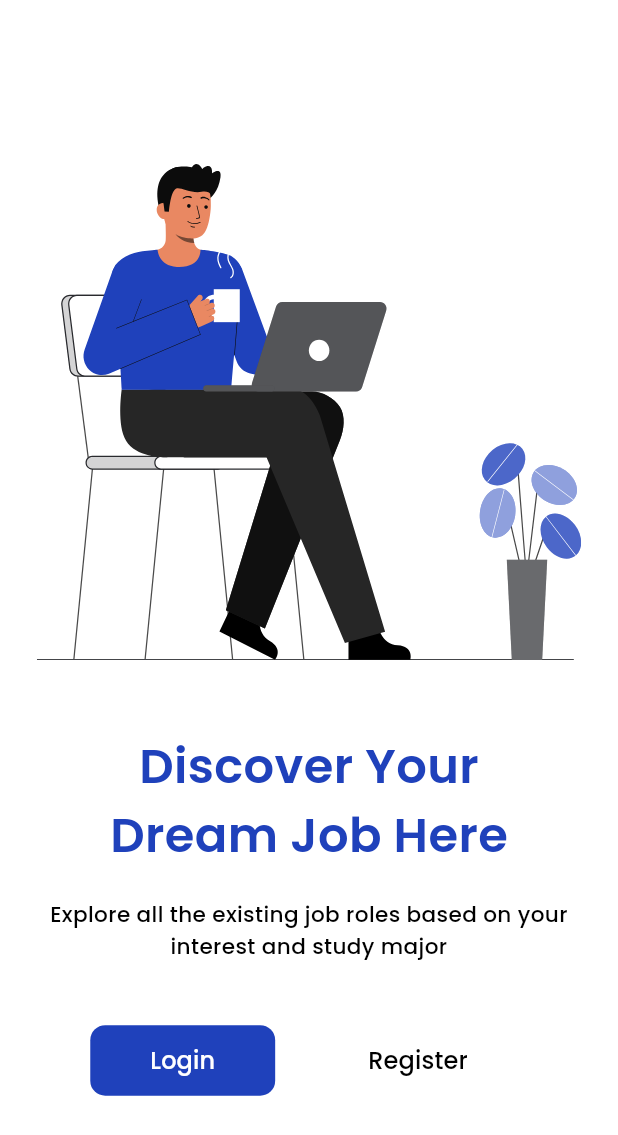
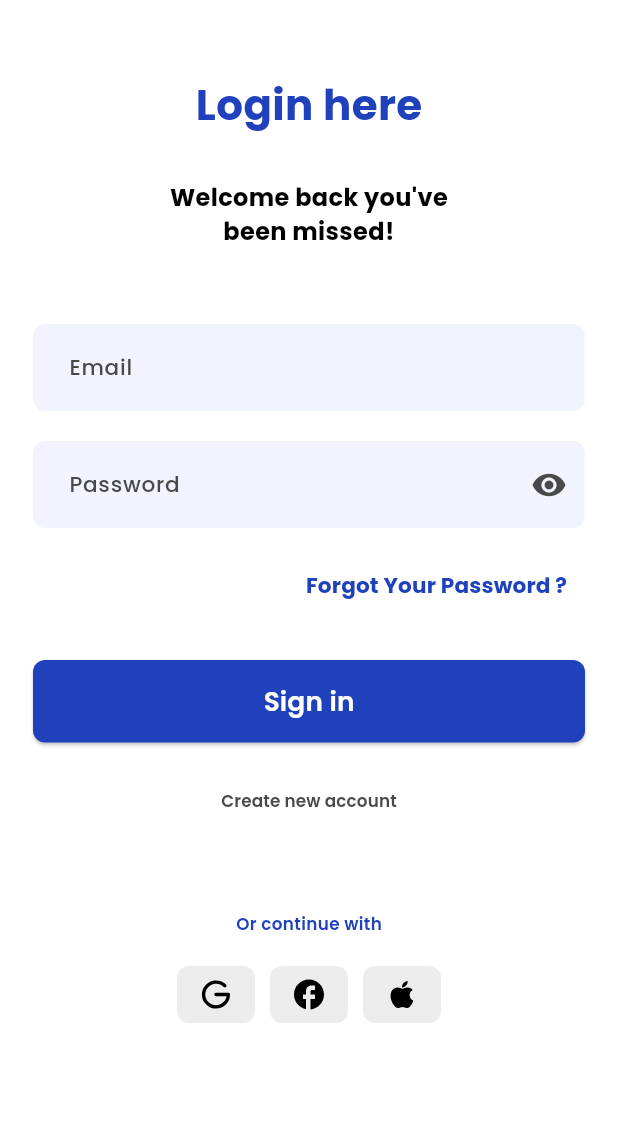
Before and after one commit to ElDaly15/login_ui, a Flutter app: the screen it shows after launch, after a tap on "Login", on a phone screen of 412 x 824 dp. Shown: the top 1135 px of the screen. Run offline on Flutter 3.47's test engine with Material 3 defaults, Android fonts, the phone set to English and light mode, and no system bars; our stand-ins replace device_preview, flutter_svg.

Commit message:
Add login view components and update StartAppBody to navigate to LoginView; introduce custom text field and button widgets

```diff
--- a/lib/core/utils/app_colors.dart
+++ b/lib/core/utils/app_colors.dart
@@ -5,6 +5,6 @@ abstract class AppColors {
   static const Color secondaryColorTheme = Color(0xff1F41BB);
   static const Color containerColors = Color(0xffECECEC);
   static const Color firstTextColor = Color(0xff494949);
-  static const Color secondContainerColor = Color(0xff626262);
+  static const Color secondContainerColor = Color(0XFFF1F4FF);
   static const Color secondTextColor = Color(0xff000000);
 }
--- /dev/null
+++ b/lib/core/widgets/big_elevated_btm.dart
@@ -0,0 +1,23 @@
+import 'package:flutter/material.dart';
+import 'package:login_ui/core/utils/app_colors.dart';
+import 'package:login_ui/core/utils/app_styles.dart';
+
+class BigElevatedBtm extends StatelessWidget {
+  const BigElevatedBtm({super.key, required this.text});
+  final String text;
+  @override
+  Widget build(BuildContext context) {
+    return ElevatedButton(
+        style: ElevatedButton.styleFrom(
+            shape:
+                RoundedRectangleBorder(borderRadius: BorderRadius.circular(8)),
+            minimumSize: const Size(double.infinity, 55),
+            backgroundColor: AppColors.secondaryColorTheme),
+        onPressed: () {},
+        child: Text(
+          text,
+          style: TextStyles.font22SemiBold(context)
+              .copyWith(color: AppColors.mainColorTheme),
+        ));
+  }
+}
--- /dev/null
+++ b/lib/core/widgets/custom_text_field.dart
@@ -0,0 +1,79 @@
+import 'package:flutter/material.dart';
+import 'package:login_ui/core/utils/app_colors.dart';
+import 'package:login_ui/core/utils/app_styles.dart';
+
+// ignore: must_be_immutable
+class CustomTextField extends StatefulWidget {
+  CustomTextField(
+      {super.key,
+      required this.hintTitle,
+      required this.isPassword,
+      required this.isObscureText,
+      this.onChanged});
+  final String hintTitle;
+  final bool isPassword;
+  late bool isObscureText;
+  final Function(String)? onChanged;
+  @override
+  State<CustomTextField> createState() => _CustomTextFieldState();
+}
+
+class _CustomTextFieldState extends State<CustomTextField> {
+  @override
+  Widget build(BuildContext context) {
+    return TextSelectionTheme(
+      data: const TextSelectionThemeData(
+        cursorColor: AppColors.secondaryColorTheme,
+        selectionColor: Color.fromARGB(255, 126, 143, 204),
+        selectionHandleColor: AppColors.secondaryColorTheme,
+      ),
+      child: TextField(
+        onChanged: widget.onChanged,
+        cursorColor: AppColors.secondaryColorTheme,
+        decoration: InputDecoration(
+          suffixIcon: Visibility(
+            visible: widget.isPassword,
+            child: IconButton(
+                onPressed: () {
+                  setState(() {
+                    widget.isObscureText = !widget.isObscureText;
+                  });
+                },
+                icon: widget.isObscureText
+                    ? const Icon(
+                        Icons.remove_red_eye_rounded,
+                        color: AppColors.firstTextColor,
+                      )
+                    : const Icon(
+                        Icons.remove_red_eye_outlined,
+                        color: AppColors.firstTextColor,
+                      )),
+          ),
+          contentPadding:
+              const EdgeInsets.symmetric(vertical: 18, horizontal: 20),
+          hintText: widget.hintTitle,
+          hintStyle: TextStyles.font18Medium(context)
+              .copyWith(color: AppColors.firstTextColor),
+          fillColor: AppColors.secondContainerColor,
+          filled: true,
+          focusedBorder: const OutlineInputBorder(
+              borderSide: BorderSide(
+                color: AppColors.secondaryColorTheme,
+                strokeAlign: 2,
+                width: 1.8,
+              ),
+              borderRadius: BorderRadius.all(Radius.circular(8))),
+          enabledBorder: const OutlineInputBorder(
+              borderSide: BorderSide.none,
+              borderRadius: BorderRadius.all(Radius.circular(8))),
+          border: const OutlineInputBorder(
+            borderSide: BorderSide(
+                color: AppColors.secondaryColorTheme, strokeAlign: 2),
+          ),
+        ),
+        style: TextStyles.font18Medium(context),
+        obscureText: widget.isObscureText,
+      ),
+    );
+  }
+}
--- /dev/null
+++ b/lib/core/widgets/text_btm.dart
@@ -0,0 +1,20 @@
+import 'package:flutter/material.dart';
+import 'package:login_ui/core/utils/app_colors.dart';
+import 'package:login_ui/core/utils/app_styles.dart';
+
+class TextBtm extends StatelessWidget {
+  const TextBtm({super.key, required this.title});
+  final String title;
+
+  @override
+  Widget build(BuildContext context) {
+    return TextButton(
+      onPressed: () {},
+      child: Text(
+        title,
+        style: TextStyles.font14SemiBold(context)
+            .copyWith(color: AppColors.firstTextColor),
+      ),
+    );
+  }
+}
--- /dev/null
+++ b/lib/featuers/login/presentation/views/login_view.dart
@@ -0,0 +1,15 @@
+import 'package:flutter/material.dart';
+import 'package:login_ui/core/utils/app_colors.dart';
+import 'package:login_ui/featuers/login/presentation/views/widgets/login_view_body.dart';
+
+class LoginView extends StatelessWidget {
+  const LoginView({super.key});
+
+  @override
+  Widget build(BuildContext context) {
+    return const Scaffold(
+      backgroundColor: AppColors.mainColorTheme,
+      body: LoginViewBody(),
+    );
+  }
+}
--- /dev/null
+++ b/lib/featuers/login/presentation/views/widgets/custom_text_field.dart
@@ -0,0 +1,19 @@
+import 'package:flutter/material.dart';
+import 'package:login_ui/core/utils/app_colors.dart';
+import 'package:login_ui/core/utils/app_styles.dart';
+
+class CustomTextButtom extends StatelessWidget {
+  const CustomTextButtom({super.key, required this.onPressed});
+  final void Function() onPressed;
+
+  @override
+  Widget build(BuildContext context) {
+    return TextButton(
+        onPressed: onPressed,
+        child: Text(
+          'Forgot Your Password ?',
+          style: TextStyles.font18Bold(context)
+              .copyWith(color: AppColors.secondaryColorTheme),
+        ));
+  }
+}
--- /dev/null
+++ b/lib/featuers/login/presentation/views/widgets/login_view_body.dart
@@ -0,0 +1,156 @@
+import 'package:flutter/material.dart';
+import 'package:flutter_svg/flutter_svg.dart';
+import 'package:login_ui/core/utils/app_colors.dart';
+import 'package:login_ui/core/utils/app_images.dart';
+import 'package:login_ui/core/utils/app_styles.dart';
+import 'package:login_ui/core/widgets/big_elevated_btm.dart';
+import 'package:login_ui/core/widgets/custom_text_field.dart';
+import 'package:login_ui/core/widgets/text_btm.dart';
+import 'package:login_ui/featuers/login/presentation/views/widgets/custom_text_field.dart';
+
+class LoginViewBody extends StatelessWidget {
+  const LoginViewBody({super.key});
+
+  @override
+  Widget build(BuildContext context) {
+    return Padding(
+      padding: const EdgeInsets.symmetric(horizontal: 22),
+      child: Column(
+        children: [
+          const SafeArea(
+            child: SizedBox(),
+          ),
+          const SizedBox(
+            height: 50,
+          ),
+          Center(
+            child: Text(
+              'Login here',
+              style: TextStyles.font24Bold(context)
+                  .copyWith(color: AppColors.secondaryColorTheme, fontSize: 28),
+            ),
+          ),
+          const SizedBox(
+            height: 30,
+          ),
+          SizedBox(
+            width: 200,
+            child: Text(
+              'Welcome back you\'ve been missed!',
+              style: TextStyles.font20Bold(context),
+              textAlign: TextAlign.center,
+            ),
+          ),
+          const SizedBox(height: 50),
+          CustomTextField(
+            onChanged: (value) {},
+            isObscureText: false,
+            hintTitle: 'Email',
+            isPassword: false,
+          ),
+          const SizedBox(
+            height: 20,
+          ),
+          CustomTextField(
+            onChanged: (value) {},
+            isObscureText: true,
+            hintTitle: 'Password',
+            isPassword: true,
+          ),
+          const SizedBox(
+            height: 15,
+          ),
+          Align(
+            alignment: Alignment.centerRight,
+            child: CustomTextButtom(
+              onPressed: () {},
+            ),
+          ),
+          const SizedBox(
+            height: 25,
+          ),
+          const BigElevatedBtm(
+            text: 'Sign in',
+          ),
+          const SizedBox(
+            height: 15,
+          ),
+          const TextBtm(
+            title: 'Create new account',
+          ),
+          const SizedBox(
+            height: 50,
+          ),
+          Text(
+            'Or continue with',
+            style: TextStyles.font14SemiBold(context)
+                .copyWith(color: AppColors.secondaryColorTheme),
+          ),
+          const SizedBox(
+            height: 20,
+          ),
+          const RowOfSocialMediaRegestiration(),
+          const Spacer(),
+        ],
+      ),
+    );
+  }
+}
+
+class ContainerOfSocialMedia extends StatelessWidget {
+  const ContainerOfSocialMedia(
+      {super.key, required this.image, required this.onTap});
+  final String image;
+  final void Function()? onTap;
+
+  @override
+  Widget build(BuildContext context) {
+    return InkWell(
+      onTap: onTap,
+      child: Container(
+        padding: const EdgeInsets.symmetric(horizontal: 14, vertical: 7),
+        decoration: const BoxDecoration(
+          color: AppColors.containerColors,
+          borderRadius: BorderRadius.all(
+            Radius.circular(8),
+          ),
+        ),
+        child: SvgPicture.asset(image),
+      ),
+    );
+  }
+}
+
+class RowOfSocialMediaRegestiration extends StatelessWidget {
+  const RowOfSocialMediaRegestiration({super.key});
+
+  @override
+  Widget build(BuildContext context) {
+    return Row(
+      children: [
+        const Spacer(),
+        ContainerOfSocialMedia(
+          image: Assets.imagesGoogle,
+          onTap: () {},
+        ),
+        const SizedBox(
+          width: 10,
+        ),
+        ContainerOfSocialMedia(
+          image: Assets.imagesFacebook,
+          onTap: () {},
+        ),
+        const SizedBox(
+          width: 10,
+        ),
+        ContainerOfSocialMedia(
+          image: Assets.imagesApple,
+          onTap: () {},
+        ),
+        const Spacer(),
+      ],
+    );
+  }
+}
+
+// ignore: must_be_immutable
--- a/lib/featuers/start/presentation/views/widgets/start_app_body.dart
+++ b/lib/featuers/start/presentation/views/widgets/start_app_body.dart
@@ -3,6 +3,7 @@ import 'package:flutter_svg/flutter_svg.dart';
 import 'package:login_ui/core/utils/app_colors.dart';
 import 'package:login_ui/core/utils/app_images.dart';
 import 'package:login_ui/core/utils/app_styles.dart';
+import 'package:login_ui/featuers/login/presentation/views/login_view.dart';
 import 'package:login_ui/featuers/start/presentation/views/widgets/custom_elevated_start_btm.dart';
 
 class StartAppBody extends StatelessWidget {
@@ -44,7 +45,12 @@ class StartAppBody extends StatelessWidget {
             children: [
               const Spacer(),
               CustomButtom(
-                onPressed: () {},
+                onPressed: () {
+                  Navigator.of(context)
+                      .push(MaterialPageRoute(builder: (context) {
+                    return const LoginView();
+                  }));
+                },
                 color: AppColors.secondaryColorTheme,
                 textColor: AppColors.mainColorTheme,
                 title: 'Login',
```
